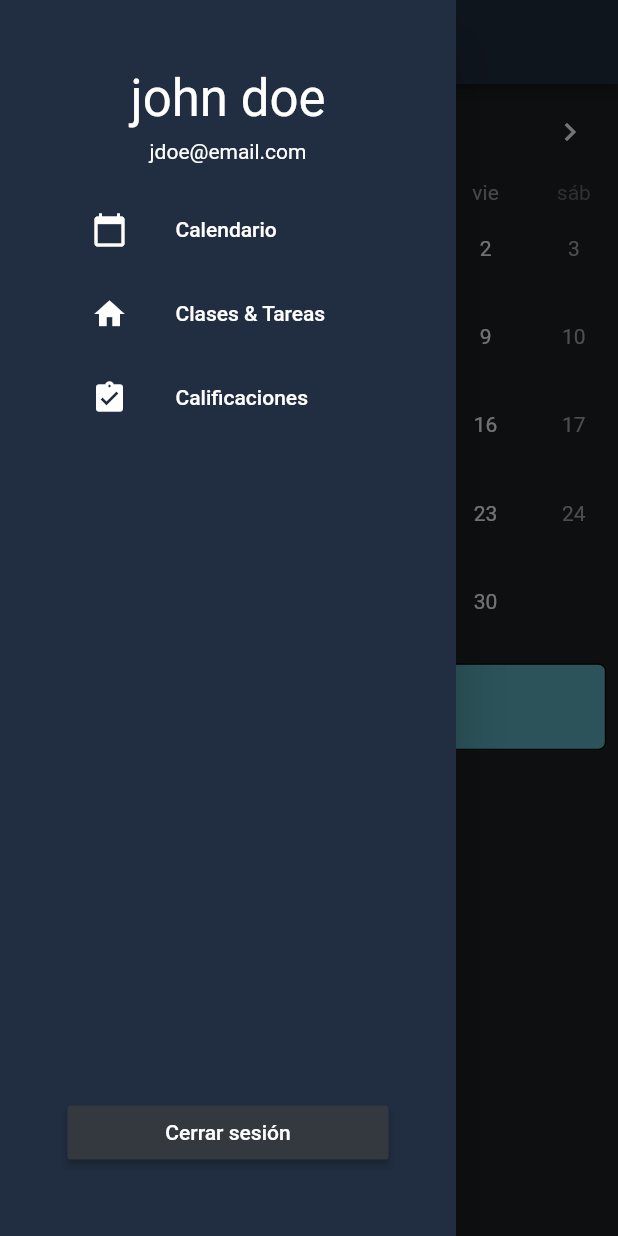
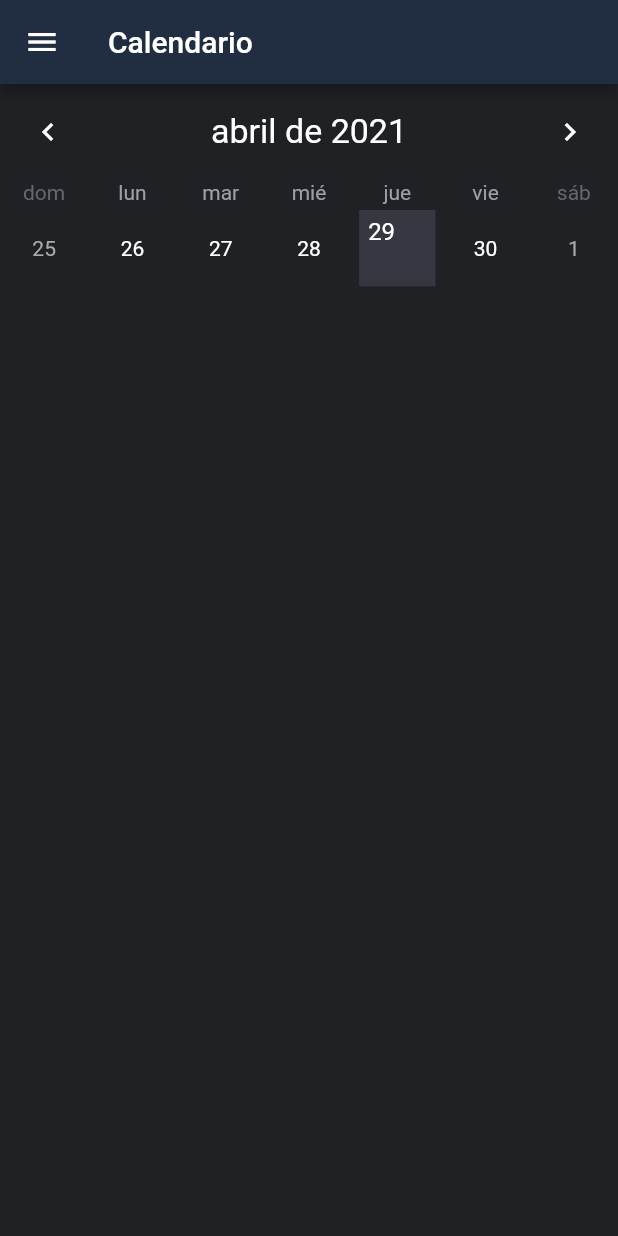
Before and after one commit to Alderbane/ProyectoMoviles, a Flutter app: the HomePage screen opened directly, in the side drawer, after a tap on "Clases & Tareas", on a phone screen of 412 x 824 dp. Run offline on Flutter 3.47's test engine with Material 2 defaults, Android fonts, the phone set to English and light mode, and no system bars; drawn by our look-alikes of table_calendar; our stand-ins replace bloc, equatable, firebase_auth, firebase_core, flutter_bloc, hive and 1 more; accounts and stored records are empty; generated files the repository leaves out were written again; network calls fail.

Commit message:
Major changes
class calendar added, changed package name

```diff
--- a/lib/main.dart
+++ b/lib/main.dart
@@ -6,6 +6,7 @@ import 'package:calendario/login/login.dart';
 import 'package:calendario/login/signin.dart';
 import 'package:calendario/login/signup.dart';
 import 'package:calendario/splash2.dart';
+import 'package:calendario/tareas_clases/clases.dart';
 import 'package:calendario/tareas_clases/tarea.dart';
 import 'package:flutter/material.dart';
 import 'package:intl/date_symbol_data_local.dart';
@@ -38,7 +39,8 @@ class MyApp extends StatelessWidget {
         "/eventDetail": (context) => EventDetails(),
         "/addEvent": (context) => AddEvent(),
         "/eventPage": (context) => EventPage(),
-        "/tarea":(context)=> Tarea()
+        "/tarea":(context)=> Tarea(),
+        "/clases":(context)=>Clases()
       },
     );
   }
--- a/lib/menu.dart
+++ b/lib/menu.dart
@@ -1,4 +1,10 @@
 import 'package:flutter/material.dart';
+import './models/event.dart';
+import 'package:firebase_core/firebase_core.dart'; // new
+import 'package:firebase_auth/firebase_auth.dart'; // new
+import 'package:provider/provider.dart';           // new
+
+
 
 class Menu extends StatefulWidget {
   Menu({Key key}) : super(key: key);
@@ -29,23 +35,29 @@ class _MenuState extends State<Menu> {
                 SizedBox(
                   height: 8,
                 ),
-                Text("jdoe@email.com",style:TextStyle(color: Colors.white)),
+                Text("jdoe@email.com", style: TextStyle(color: Colors.white)),
                 SizedBox(
                   height: 16,
                 ),
                 ListTile(
-                  title: Text("Calendario",style:TextStyle(color: Colors.white)),
-                  leading: Icon(Icons.calendar_today,color: Colors.white),
+                  title:
+                      Text("Calendario", style: TextStyle(color: Colors.white)),
+                  leading: Icon(Icons.calendar_today, color: Colors.white),
                   onTap: () {},
                 ),
                 ListTile(
-                  title: Text("Clases & Tareas",style:TextStyle(color: Colors.white)),
-                  leading: Icon(Icons.home,color: Colors.white),
-                  onTap: () {},
+                  title: Text("Clases & Tareas",
+                      style: TextStyle(color: Colors.white)),
+                  leading: Icon(Icons.home, color: Colors.white),
+                  onTap: () {
+                    Navigator.of(context).pushNamed("/clases");
+                  },
                 ),
                 ListTile(
-                  title: Text("Calificaciones",style:TextStyle(color: Colors.white)),
-                  leading: Icon(Icons.assignment_turned_in,color: Colors.white),
+                  title: Text("Calificaciones",
+                      style: TextStyle(color: Colors.white)),
+                  leading:
+                      Icon(Icons.assignment_turned_in, color: Colors.white),
                   onTap: () {},
                 ),
               ],
@@ -57,7 +69,8 @@ class _MenuState extends State<Menu> {
                 children: <Widget>[
                   Expanded(
                     child: MaterialButton(
-                      child: Text("Cerrar sesión",style: TextStyle(color: Colors.white)),
+                      child: Text("Cerrar sesión",
+                          style: TextStyle(color: Colors.white)),
                       color: Color(0xff33393E),
                       onPressed: () {
                         Navigator.of(context).pushNamedAndRemoveUntil(
--- /dev/null
+++ b/lib/tareas_clases/clases.dart
@@ -0,0 +1,268 @@
+// import 'package:calendario/calendar/event_page.dart';
+import 'package:calendario/menu.dart';
+import 'package:calendario/models/event.dart';
+import 'package:flutter/material.dart';
+// import 'package:flutter_bloc/flutter_bloc.dart';
+import 'package:intl/date_symbol_data_local.dart';
+import 'package:table_calendar/table_calendar.dart';
+import "package:collection/collection.dart";
+
+final Map<DateTime, List> _holidays = {
+  DateTime(2020, 1, 1): ['New Year\'s Day'],
+  DateTime(2020, 1, 6): ['Epiphany'],
+  DateTime(2020, 2, 14): ['Valentine\'s Day'],
+  DateTime(2020, 4, 21): ['Easter Sunday'],
+  DateTime(2020, 4, 22): ['Easter Monday'],
+};
+
+class Clases extends StatefulWidget {
+  Clases({Key key}) : super(key: key);
+
+  @override
+  _ClasesState createState() => _ClasesState();
+}
+
+class _ClasesState extends State<Clases> with TickerProviderStateMixin {
+  AnimationController _animationController;
+  List _selectedEvents;
+  CalendarController _calendarController;
+  Map<DateTime, List> _events = {};
+  DateTime _currentDate;
+
+  @override
+  void initState() {
+    DateTime newDate = DateTime.now();
+    DateTime _currentDate = newDate.subtract(Duration(
+      hours: newDate.hour,
+      minutes: newDate.minute,
+      seconds: newDate.second,
+      milliseconds: newDate.millisecond,
+      microseconds: newDate.microsecond,
+    ));
+    _events = {};
+    // _events[_currentDate.add(Duration(days: 1))] = ["entrega 1"];
+    _selectedEvents = _events[_currentDate] ?? [];
+    _calendarController = CalendarController();
+
+    _animationController = AnimationController(
+      vsync: this,
+      duration: const Duration(milliseconds: 400),
+    );
+
+    _animationController.forward();
+
+    super.initState();
+  }
+
+  void _onDaySelected(DateTime day, List events, List holidays) {
+    print('CALLBACK: _onDaySelected');
+    setState(() {
+      _selectedEvents = events;
+    });
+  }
+
+  void _onVisibleDaysChanged(
+      DateTime first, DateTime last, CalendarFormat format) {
+    print('CALLBACK: _onVisibleDaysChanged');
+  }
+
+  void _onCalendarCreated(
+      DateTime first, DateTime last, CalendarFormat format) {
+    print('CALLBACK: _onCalendarCreated');
+  }
+
+  @override
+  Widget build(BuildContext context) {
+    return Scaffold(
+      backgroundColor: Color(0xff1F2125),
+      appBar: AppBar(
+        title: Text("Calendario"),
+        backgroundColor: Color(0xff212D40),
+      ),
+      body:Column(
+              children: [
+                _buildTableCalendarWithBuilders(),
+                const SizedBox(height: 8.0),
+                Expanded(child: _buildEventList()),
+              ],
+              mainAxisSize: MainAxisSize.max,
+            ),
+      // body: Column(
+      //   children: [
+      //     _buildTableCalendarWithBuilders(),
+      //     const SizedBox(height: 8.0),
+      //     // _buildButtons(),
+      //     // const SizedBox(height: 8.0),
+
+      //     Expanded(child: _buildEventList()),
+      //   ],
+      //   mainAxisSize: MainAxisSize.max,
+      // ),
+      drawer: Drawer(
+        child: Menu(),
+      ),
+    );
+  }
+
+  Widget _buildTableCalendarWithBuilders() {
+    return TableCalendar(
+      locale: "es_MX",
+      calendarController: _calendarController,
+      events: _events,
+      holidays: _holidays,
+      initialCalendarFormat: CalendarFormat.week,
+      formatAnimation: FormatAnimation.slide,
+      startingDayOfWeek: StartingDayOfWeek.sunday,
+      availableGestures: AvailableGestures.all,
+      availableCalendarFormats: const {
+        CalendarFormat.week: '',
+      },
+      calendarStyle: CalendarStyle(
+        outsideDaysVisible: false,
+        outsideStyle: TextStyle(color: Color(0xff37383D)),
+        outsideWeekendStyle: TextStyle(
+          color: Color(0xff37383D),
+        ),
+        weekendStyle: TextStyle(color: Color(0xffA9AAAD)),
+        weekdayStyle: TextStyle(color: Colors.white),
+        eventDayStyle: TextStyle(color: Colors.white),
+      ),
+      daysOfWeekStyle: DaysOfWeekStyle(
+        weekendStyle: TextStyle(color: Color(0xff65696D)),
+        weekdayStyle: TextStyle(color: Color(0xff99A0A6)),
+      ),
+      headerStyle: HeaderStyle(
+        titleTextStyle: TextStyle(color: Colors.white, fontSize: 22.69),
+        leftChevronIcon: Icon(Icons.chevron_left, color: Colors.white),
+        rightChevronIcon: Icon(Icons.chevron_right, color: Colors.white),
+        centerHeaderTitle: true,
+        formatButtonVisible: false,
+      ),
+      builders: CalendarBuilders(
+        selectedDayBuilder: (context, date, _) {
+          return FadeTransition(
+            opacity: Tween(begin: 0.0, end: 1.0).animate(_animationController),
+            child: Container(
+              margin: const EdgeInsets.all(4.0),
+              padding: const EdgeInsets.only(top: 5.0, left: 6.0),
+              color: Color(0xff353841),
+              width: 100,
+              height: 100,
+              child: Text(
+                '${date.day}',
+                style:
+                    TextStyle().copyWith(fontSize: 16.0, color: Colors.white),
+              ),
+            ),
+          );
+        },
+        todayDayBuilder: (context, date, _) {
+          return Container(
+            margin: const EdgeInsets.all(4.0),
+            padding: const EdgeInsets.only(top: 5.0, left: 6.0),
+            color: Color(0xff8BB4F8),
+            width: 100,
+            height: 100,
+            child: Text(
+              '${date.day}',
+              style: TextStyle().copyWith(fontSize: 16.0),
+            ),
+          );
+        },
+        markersBuilder: (context, date, events, holidays) {
+          final children = <Widget>[];
+
+          if (events.isNotEmpty) {
+            children.add(
+              Positioned(
+                right: 1,
+                bottom: 1,
+                child: _buildEventsMarker(date, events),
+              ),
+            );
+          }
+
+          if (holidays.isNotEmpty) {
+            children.add(
+              Positioned(
+                right: -2,
+                top: -2,
+                child: _buildHolidaysMarker(),
+              ),
+            );
+          }
+
+          return children;
+        },
+      ),
+      onDaySelected: (date, events, holidays) {
+        _onDaySelected(date, events, holidays);
+        _animationController.forward(from: 0.0);
+      },
+      onVisibleDaysChanged: _onVisibleDaysChanged,
+      onCalendarCreated: _onCalendarCreated,
+    );
+  }
+
+  Widget _buildEventsMarker(DateTime date, List events) {
+    return AnimatedContainer(
+      duration: const Duration(milliseconds: 300),
+      decoration: BoxDecoration(
+        shape: BoxShape.rectangle,
+        color: _calendarController.isSelected(date)
+            ? Color(0xff5DB5C1)
+            : _calendarController.isToday(date)
+                ? Color(0xff5DB5C1)
+                : Color(0xff5DB5C1),
+      ),
+      width: 16.0,
+      height: 16.0,
+      child: Center(
+        child: Text(
+          '${events.length}',
+          style: TextStyle().copyWith(
+            color: Colors.white,
+            fontSize: 12.0,
+          ),
+        ),
+      ),
+    );
+  }
+
+  Widget _buildHolidaysMarker() {
+    return Icon(
+      Icons.add_box,
+      size: 20.0,
+      color: Colors.blueGrey[800],
+    );
+  }
+
+  Widget _buildEventList() {
+    return ListView(children: _selectedEvents.map((event) {
+      Evento e = event;
+      return Container(
+        decoration: BoxDecoration(
+          border: Border.all(width: 0.8),
+          color: Color(0xff5DB5C1),
+          borderRadius: BorderRadius.circular(5.0),
+        ),
+        margin: const EdgeInsets.symmetric(horizontal: 8.0, vertical: 4.0),
+        child: ListTile(
+          title: Text(e
+              .titulo), //Este texto contendrá el título del evento en un objeto relacionado con la variable _events
+          onTap: () {
+            print("${e.titulo}, ${e.descripcion}");
+
+            // Evento e = Evento(
+            //   titulo: "Entrega 1",
+            //   descripcion: "Primera entrega de web",
+            //   fecha: DateTime(2021, 02, 26),
+            //   hora: "Todo el día",
+            // );
+            Navigator.of(context).pushNamed("/tarea", arguments: e);
+          }, //Redirecciona a nuevo widget el cual cuenta con los detalles del evento de ese día
+        ),
+      );
+    }).toList());
+  }
+}
--- a/pubspec.yaml
+++ b/pubspec.yaml
@@ -21,6 +21,9 @@ environment:
   sdk: ">=2.7.0 <3.0.0"
 
 dependencies:
+  cloud_firestore: ^1.0.0
+  firebase_auth: ^1.0.0
+  provider: ^5.0.0
   collection: ^1.15.0
   equatable: ^2.0.0
   flutter_bloc: ^7.0.0
```
Also changed, not shown: pubspec.lock, 6 other files.
